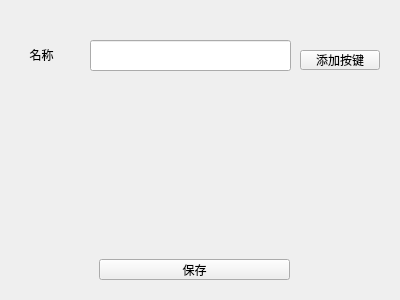
Qt form ui/add_customize_widget.ui (hanxi19/Key-Wizard) before a commit.
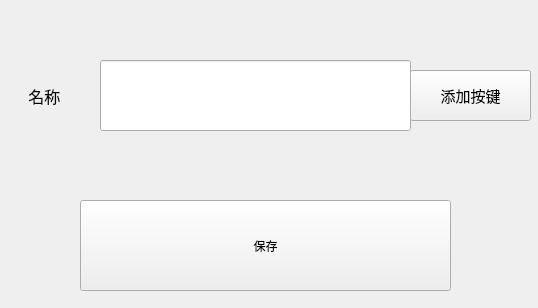
The same form after that commit.

Diff of the .ui file:
```diff
--- a/ui/add_customize_widget.ui
+++ b/ui/add_customize_widget.ui
@@ -6,8 +6,8 @@
    <rect>
     <x>0</x>
     <y>0</y>
-    <width>400</width>
-    <height>300</height>
+    <width>538</width>
+    <height>308</height>
    </rect>
   </property>
   <property name="windowTitle">
@@ -16,22 +16,28 @@
   <widget class="QLineEdit" name="nameEdit">
    <property name="geometry">
     <rect>
-     <x>90</x>
-     <y>40</y>
-     <width>201</width>
-     <height>31</height>
+     <x>100</x>
+     <y>60</y>
+     <width>311</width>
+     <height>71</height>
     </rect>
    </property>
   </widget>
   <widget class="QLabel" name="nameLabel">
    <property name="geometry">
     <rect>
-     <x>23</x>
-     <y>39</y>
-     <width>71</width>
-     <height>31</height>
+     <x>20</x>
+     <y>70</y>
+     <width>101</width>
+     <height>51</height>
     </rect>
    </property>
+   <property name="font">
+    <font>
+     <family>Agency FB</family>
+     <pointsize>12</pointsize>
+    </font>
+   </property>
    <property name="text">
     <string>  名称</string>
    </property>
@@ -39,12 +45,18 @@
   <widget class="QPushButton" name="addBtn">
    <property name="geometry">
     <rect>
-     <x>300</x>
-     <y>50</y>
-     <width>80</width>
-     <height>20</height>
+     <x>410</x>
+     <y>70</y>
+     <width>121</width>
+     <height>51</height>
     </rect>
    </property>
+   <property name="font">
+    <font>
+     <family>Agency FB</family>
+     <pointsize>11</pointsize>
+    </font>
+   </property>
    <property name="text">
     <string>添加按键</string>
    </property>
@@ -52,10 +64,10 @@
   <widget class="QPushButton" name="saveBtn">
    <property name="geometry">
     <rect>
-     <x>99</x>
-     <y>259</y>
-     <width>191</width>
-     <height>21</height>
+     <x>80</x>
+     <y>200</y>
+     <width>371</width>
+     <height>91</height>
     </rect>
    </property>
    <property name="text">
```
